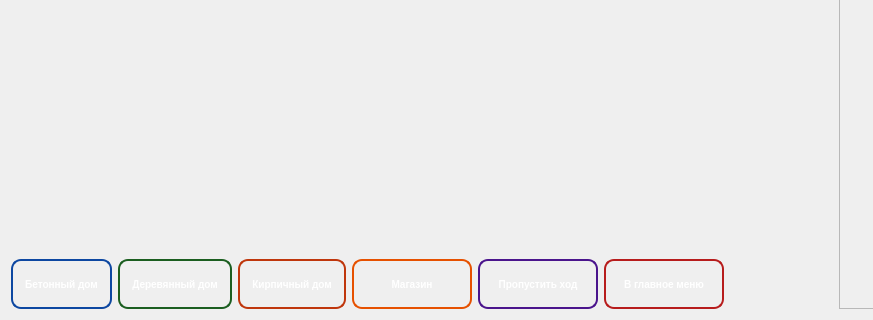
This is gamewindow.ui in Cursor010/ConstuctionSumulator as Qt 5 draws it before an edit; both pictures show x 0 to 873 and y 480 to 800 of the 1200 by 800 pixel window. The edited form follows.
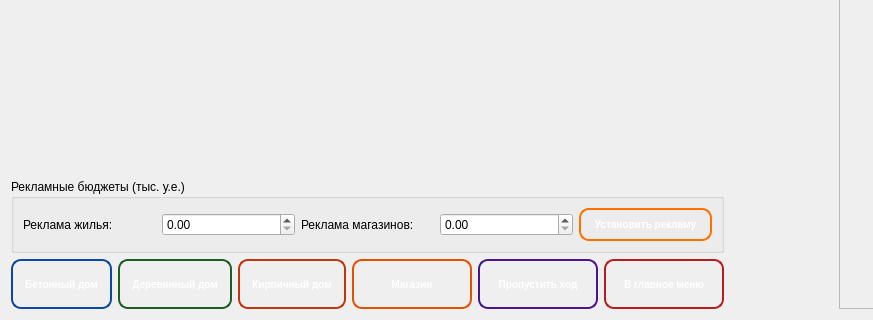
This is the edited form. Icons and pictures are not drawn.

The edit to the form file:
```diff
--- a/gamewindow.ui
+++ b/gamewindow.ui
@@ -71,6 +71,90 @@
        </property>
       </spacer>
      </item>
+     
+     <!-- Блок рекламы -->
+     <item>
+      <widget class="QGroupBox" name="groupBox">
+       <property name="title">
+        <string>Рекламные бюджеты (тыс. у.е.)</string>
+       </property>
+       <layout class="QHBoxLayout" name="horizontalLayout_3">
+        <item>
+         <widget class="QLabel" name="label">
+          <property name="text">
+           <string>Реклама жилья:</string>
+          </property>
+         </widget>
+        </item>
+        <item>
+         <widget class="QDoubleSpinBox" name="housingAdSpinBox">
+          <property name="minimum">
+           <double>0.000000000000000</double>
+          </property>
+          <property name="maximum">
+           <double>1000.000000000000000</double>
+          </property>
+          <property name="singleStep">
+           <double>10.000000000000000</double>
+          </property>
+         </widget>
+        </item>
+        <item>
+         <widget class="QLabel" name="label_2">
+          <property name="text">
+           <string>Реклама магазинов:</string>
+          </property>
+         </widget>
+        </item>
+        <item>
+         <widget class="QDoubleSpinBox" name="marketAdSpinBox">
+          <property name="minimum">
+           <double>0.000000000000000</double>
+          </property>
+          <property name="maximum">
+           <double>1000.000000000000000</double>
+          </property>
+          <property name="singleStep">
+           <double>10.000000000000000</double>
+          </property>
+         </widget>
+        </item>
+        <item>
+         <widget class="QPushButton" name="setAdvertisingButton">
+          <property name="text">
+           <string>Установить рекламу</string>
+          </property>
+          <property name="styleSheet">
+           <string notr="true">QPushButton {
+    background-color: qlineargradient(x1: 0, y1: 0, x2: 0, y2: 1,
+    stop: 0 #FFC107, stop: 1 #FFA000);
+    border: 2px solid #FF6F00;
+    border-radius: 10px;
+    color: white;
+    font-weight: bold;
+    font-size: 10px;
+    padding: 8px 12px;
+    }
+
+    QPushButton:hover {
+    background-color: qlineargradient(x1: 0, y1: 0, x2: 0, y2: 1,
+    stop: 0 #FFD54F, stop: 1 #FFB300);
+    border: 2px solid #FF8F00;
+    }
+
+    QPushButton:pressed {
+    background-color: qlineargradient(x1: 0, y1: 0, x2: 0, y2: 1,
+    stop: 0 #FFA000, stop: 1 #FF6F00);
+    padding-top: 9px;
+    padding-bottom: 7px;
+    }</string>
+          </property>
+         </widget>
+        </item>
+       </layout>
+      </widget>
+     </item>
+     
      <item>
       <layout class="QHBoxLayout" name="buttonsHorizontalLayout">
        <item>
```
